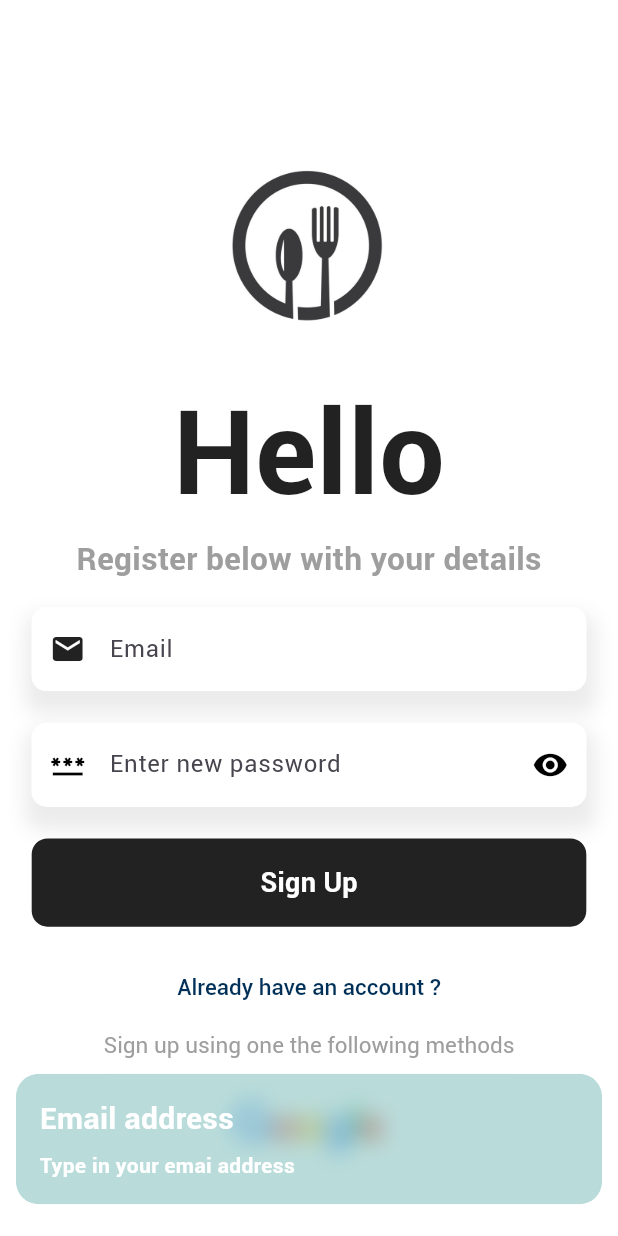
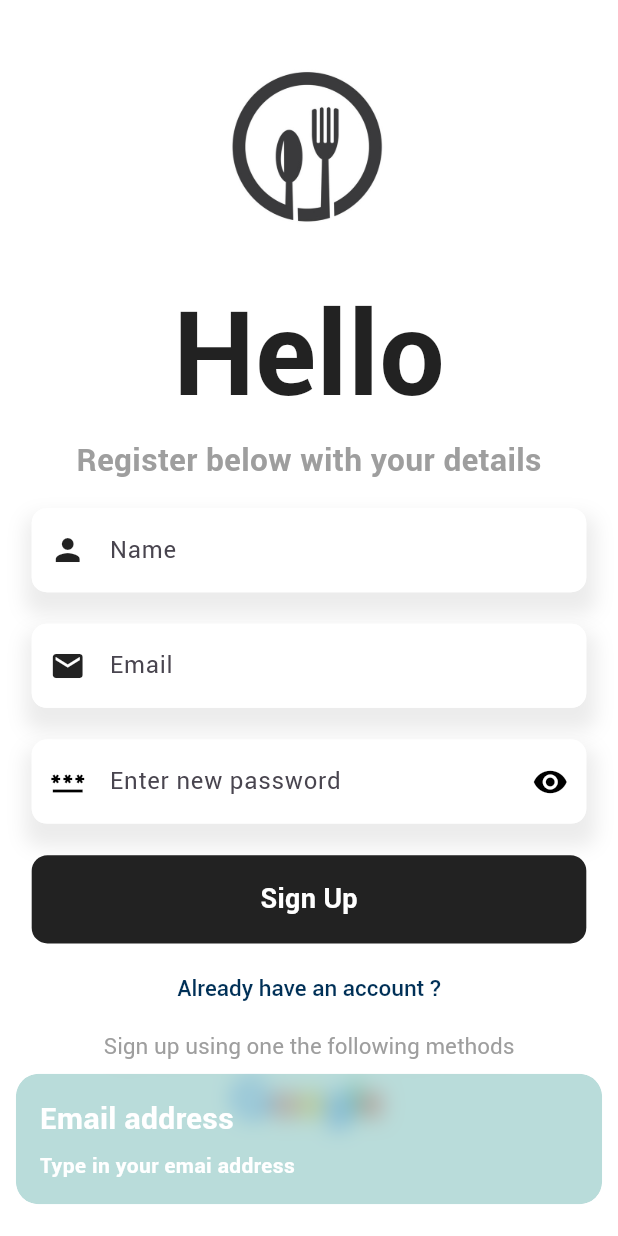
Before and after one commit to shadu-rz/Flavofleet, a Flutter app: the SignUpPage screen opened directly, after a tap on "Sign Up", on a phone screen of 412 x 824 dp. Run offline on Flutter 3.47's test engine with Material 2 defaults, Android fonts, the phone set to English and light mode, and no system bars; our stand-ins replace cloud_firestore, firebase_auth, firebase_core, firebase_storage, get, google_sign_in and 1 more; missing offline and left inert: flutter_stripe; accounts and stored records are empty; network calls fail.

Commit message:
fixed error in login and sign up

```diff
--- a/lib/Pages/auth/sign_up_page.dart
+++ b/lib/Pages/auth/sign_up_page.dart
@@ -1,4 +1,3 @@
-
 import 'package:flavour_fleet_main/Pages/auth/auth_page.dart';
 import 'package:flavour_fleet_main/Pages/auth/sign_in_page.dart';
 import 'package:flavour_fleet_main/Widgets/Utils/diamensions.dart';
@@ -20,20 +19,18 @@ class SignUpPage extends StatefulWidget {
 class _SignUpPageState extends State<SignUpPage> {
   var emailController = TextEditingController();
   var passwordController = TextEditingController();
-  var confirmPasswordController = TextEditingController();
+  var nameController = TextEditingController();
   bool passwordVisible = false;
 
   @override
   Widget build(BuildContext context) {
-
-
     return Scaffold(
       backgroundColor: Colors.white,
       body: SingleChildScrollView(
         physics: const BouncingScrollPhysics(),
         child: Column(
           children: [
-            SizedBox(height: Dimensions.screenHeight * 0.1),
+            SizedBox(height: Dimensions.screenHeight * 0.02),
             //App logo
             SizedBox(
               height: Dimensions.screenHeight * 0.2,
@@ -68,13 +65,13 @@ class _SignUpPageState extends State<SignUpPage> {
               ],
             ),
             //Your Name
-            // AppTextField(
-            //   textController: nameController,
-            //   hintText: 'Name',
-            //   textColor: Colors.black87,
-            //   icon: Icons.person,
-            // ),
-            // SizedBox(height: Dimensions.height20),
+            AppTextField(
+              textController: nameController,
+              hintText: 'Name',
+              textColor: Colors.black87,
+              icon: Icons.person,
+            ),
+            SizedBox(height: Dimensions.height20),
             // Your Email
             AppTextField(
               textController: emailController,
@@ -139,7 +136,11 @@ class _SignUpPageState extends State<SignUpPage> {
             GestureDetector(
               onTap: () async {
                 await signUp(
-                    context, emailController.text, passwordController.text);
+                  context,
+                  emailController.text,
+                  passwordController.text,
+                  nameController.text,
+                );
                 // navigator!.pushReplacement(MaterialPageRoute(builder: (context) =>const HomePage(),));
               },
               child: Container(
@@ -160,7 +161,7 @@ class _SignUpPageState extends State<SignUpPage> {
                 ),
               ),
             ),
-            SizedBox(height: Dimensions.height30),
+            SizedBox(height: Dimensions.height20),
 
             RichText(
               text: TextSpan(
@@ -186,7 +187,7 @@ class _SignUpPageState extends State<SignUpPage> {
                   )),
             ),
             SizedBox(
-              height: Dimensions.screenWidth * 0.05,
+              height: Dimensions.screenWidth * 0.01,
             ),
             GestureDetector(
               onTap: () async {
--- a/lib/firebase/auth/sign_up.dart
+++ b/lib/firebase/auth/sign_up.dart
@@ -5,11 +5,13 @@ import 'package:flavour_fleet_main/Pages/accounts/account_page.dart';
 import 'package:flutter/material.dart';
 import 'package:get/get.dart';
 
-Future signUp(context, String email, String password) async {
+Future signUp(context, String email, String password,String name) async {
   if (email.isEmpty) {
     showCustomSnackBar('Type in your emai address', title: 'Email address');
   } else if (password.isEmpty) {
     showCustomSnackBar('Type in your password', title: 'Password');
+  }else if (name.isEmpty) {
+    showCustomSnackBar('Enter your name', title: 'Name');
   }
    else if (password.length < 6) {
     showCustomSnackBar('Password cannot be less than six character',
@@ -18,9 +20,7 @@ Future signUp(context, String email, String password) async {
   // else if (email.isEmail) {
   //   showCustomSnackBar('Provide a proper email address', title: 'Email');
   // }
-   else {
-    showCustomSnackBar('All went well', title: 'perfect');
-  }
+
 
   showDialog(
     context: context,
@@ -36,10 +36,11 @@ Future signUp(context, String email, String password) async {
       email: email,
       password: password,
     );
+      showCustomSnackBar('All went well', title: 'perfect');
     await firestore.collection('users').doc(cred.user!.uid).set({
       'email': email,
       'phoneNumber': '',
-      'username': '',
+      'username': name,
       'image': '',
       'uId':cred.user!.uid
     });
```
Also changed, not shown: lib/firebase/auth/sign_in_with_email_and_pass.dart (+17 -37 lines).
